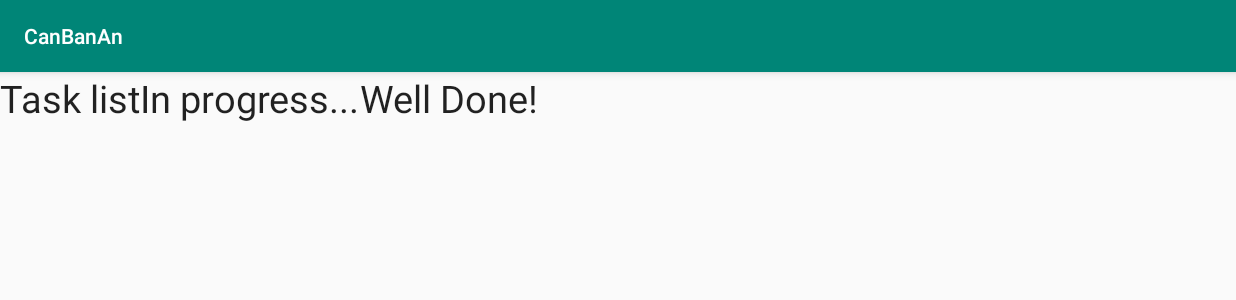
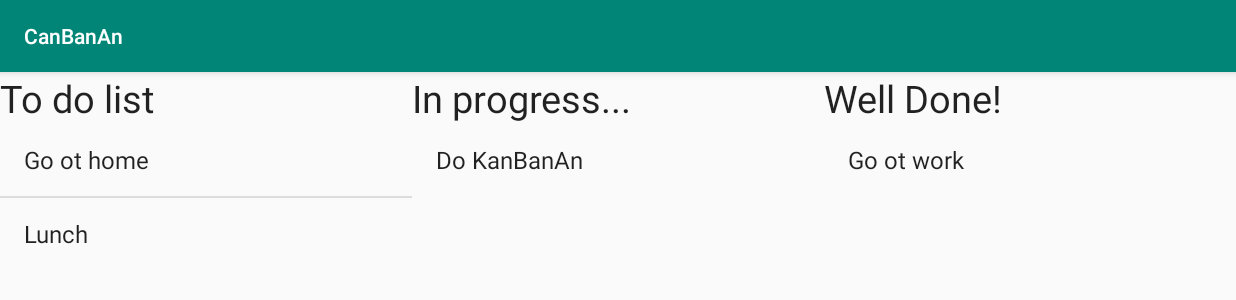
Before and after one commit to olegdoncovg/KanBanAn, an Android app: the screen it shows after launch (MainActivity), on a phone screen of 824 x 412 dp (held sideways). Shown: the top 300 px of the screen. Run offline under Robolectric (Android 15) with nearby library versions, the phone set to English and light mode, and no system bars.

Commit message:
add tasks as trings

```diff
--- a/CanBanAn/app/src/main/java/com/effective/canbanan/MainActivity.java
+++ b/CanBanAn/app/src/main/java/com/effective/canbanan/MainActivity.java
@@ -3,6 +3,15 @@ package com.effective.canbanan;
 import androidx.appcompat.app.AppCompatActivity;
 
 import android.os.Bundle;
+import android.widget.ArrayAdapter;
+import android.widget.ListView;
+
+import com.effective.canbanan.datamodel.TaskItem;
+import com.effective.canbanan.datamodel.TaskStatus;
+import com.effective.canbanan.datamodel.TasksDataModel;
+
+import java.util.ArrayList;
+import java.util.List;
 
 public class MainActivity extends AppCompatActivity {
 
@@ -10,5 +19,41 @@ public class MainActivity extends AppCompatActivity {
     protected void onCreate(Bundle savedInstanceState) {
         super.onCreate(savedInstanceState);
         setContentView(R.layout.activity_main);
+
+        updateData();
+    }
+
+    private void updateData() {
+        TasksDataModel.instance.enumerate();
+
+        //TODO fill layout
+        ListView listTodo = findViewById(R.id.todo_task_list);
+        addItemsAsStrings(listTodo, TasksDataModel.instance.getTasks(TaskStatus.TO_DO));
+
+        ListView listProgress = findViewById(R.id.progress_task_list);
+        addItemsAsStrings(listProgress, TasksDataModel.instance.getTasks(TaskStatus.IN_PROGRESS));
+
+        ListView listDone = findViewById(R.id.done_task_list);
+        addItemsAsStrings(listDone, TasksDataModel.instance.getTasks(TaskStatus.DONE));
+
+    }
+
+    private void addItemsAsStrings(ListView todo, List<TaskItem> tasks) {
+        // Instanciating an array list (you don't need to do this,
+        // you already have yours).
+        List<String> your_array_list = new ArrayList<String>();
+        for(TaskItem item:tasks) {
+            your_array_list.add(item.name);
+        }
+
+        // This is the array adapter, it takes the context of the activity as a
+        // first parameter, the type of list view as a second parameter and your
+        // array as a third parameter.
+        ArrayAdapter<String> arrayAdapter = new ArrayAdapter<String>(
+                this,
+                android.R.layout.simple_list_item_1,
+                your_array_list );
+
+        todo.setAdapter(arrayAdapter);
     }
 }
--- /dev/null
+++ b/CanBanAn/app/src/main/java/com/effective/canbanan/datamodel/TaskItem.java
@@ -0,0 +1,17 @@
+package com.effective.canbanan.datamodel;
+
+public class TaskItem {
+    public final int id;
+    public final String name;
+    public final long timeTotal;
+    public final long tomeToStart;
+    public final TaskStatus status;
+
+    public TaskItem(int id, String name, long timeTotal, long tomeToStart, TaskStatus status) {
+        this.id = id;
+        this.name = name;
+        this.timeTotal = timeTotal;
+        this.tomeToStart = tomeToStart;
+        this.status = status;
+    }
+}
--- /dev/null
+++ b/CanBanAn/app/src/main/java/com/effective/canbanan/datamodel/TaskStatus.java
@@ -0,0 +1,7 @@
+package com.effective.canbanan.datamodel;
+
+public enum TaskStatus {
+    TO_DO,
+    IN_PROGRESS,
+    DONE
+}
--- /dev/null
+++ b/CanBanAn/app/src/main/java/com/effective/canbanan/datamodel/TasksDataModel.java
@@ -0,0 +1,36 @@
+package com.effective.canbanan.datamodel;
+
+import java.util.ArrayList;
+import java.util.List;
+import java.util.function.Predicate;
+
+public class TasksDataModel {
+    private static final String TAG = TasksDataModel.class.getSimpleName();
+
+    private final List<TaskItem> mTasks = new ArrayList<>();
+
+    public static final TasksDataModel instance = new TasksDataModel();
+
+    public void enumerate() {
+        mTasks.add(new TaskItem(100, "Go ot work", 0, 0, TaskStatus.DONE));
+        mTasks.add(new TaskItem(101, "Go ot home", 0, 0, TaskStatus.TO_DO));
+        mTasks.add(new TaskItem(102, "Lunch", 0, 0, TaskStatus.TO_DO));
+        mTasks.add(new TaskItem(103, "Do KanBanAn", 0, 0, TaskStatus.IN_PROGRESS));
+
+    }
+
+    private int generateId() {
+        return (int) System.currentTimeMillis();
+    }
+
+    public List<TaskItem> getTasks(final TaskStatus status) {
+        List<TaskItem> tasks = new ArrayList<>(mTasks);
+        tasks.removeIf(new Predicate<TaskItem>() {
+            @Override
+            public boolean test(TaskItem taskItem) {
+                return taskItem.status != status;
+            }
+        });
+        return tasks;
+    }
+}
--- a/CanBanAn/app/src/main/res/layout/activity_main.xml
+++ b/CanBanAn/app/src/main/res/layout/activity_main.xml
@@ -13,21 +13,58 @@
 
         <TextView
             style="@style/title_text"
-            android:text="Task list"
-            android:layout_width="wrap_content"
-            android:layout_height="wrap_content"/>
+            android:layout_width="1dp"
+            android:layout_height="wrap_content"
+            android:layout_weight="10"
+            android:ellipsize="end"
+            android:text="@string/to_do_list" />
 
         <TextView
             style="@style/title_text"
-            android:text="In progress..."
-            android:layout_width="wrap_content"
-            android:layout_height="wrap_content"/>
+            android:layout_width="1dp"
+            android:layout_height="wrap_content"
+            android:layout_weight="10"
+            android:ellipsize="end"
+            android:text="@string/in_progress" />
 
         <TextView
             style="@style/title_text"
-            android:text="Well Done!"
-            android:layout_width="wrap_content"
-            android:layout_height="wrap_content"/>
+            android:layout_width="1dp"
+            android:layout_height="wrap_content"
+            android:layout_weight="10"
+            android:ellipsize="end"
+            android:text="@string/well_done" />
+
+    </LinearLayout>
+
+    <LinearLayout
+        android:layout_width="match_parent"
+        android:layout_height="wrap_content"
+        android:orientation="horizontal">
+
+        <ListView
+            android:id="@+id/todo_task_list"
+            style="@style/task_list_view"
+            android:layout_width="1dp"
+            android:layout_height="wrap_content"
+            android:layout_weight="10"
+            android:text="@string/to_do_list" />
+
+        <ListView
+            android:id="@+id/progress_task_list"
+            style="@style/task_list_view"
+            android:layout_width="1dp"
+            android:layout_height="wrap_content"
+            android:layout_weight="10"
+            android:text="@string/in_progress" />
+
+        <ListView
+            android:id="@+id/done_task_list"
+            style="@style/task_list_view"
+            android:layout_width="1dp"
+            android:layout_height="wrap_content"
+            android:layout_weight="10"
+            android:text="@string/well_done" />
 
     </LinearLayout>
 
--- a/CanBanAn/app/src/main/res/values/strings.xml
+++ b/CanBanAn/app/src/main/res/values/strings.xml
@@ -1,3 +1,6 @@
 <resources>
     <string name="app_name">CanBanAn</string>
+    <string name="to_do_list">To do list</string>
+    <string name="in_progress">In progress...</string>
+    <string name="well_done">Well Done!</string>
 </resources>
--- a/CanBanAn/app/src/main/res/values/styles.xml
+++ b/CanBanAn/app/src/main/res/values/styles.xml
@@ -12,4 +12,8 @@
         <item name="android:textSize">25sp</item>
     </style>
 
+    <style name="task_list_view" parent="AppTheme">
+        <item name="android:textSize">25sp</item>
+    </style>
+
 </resources>
```
